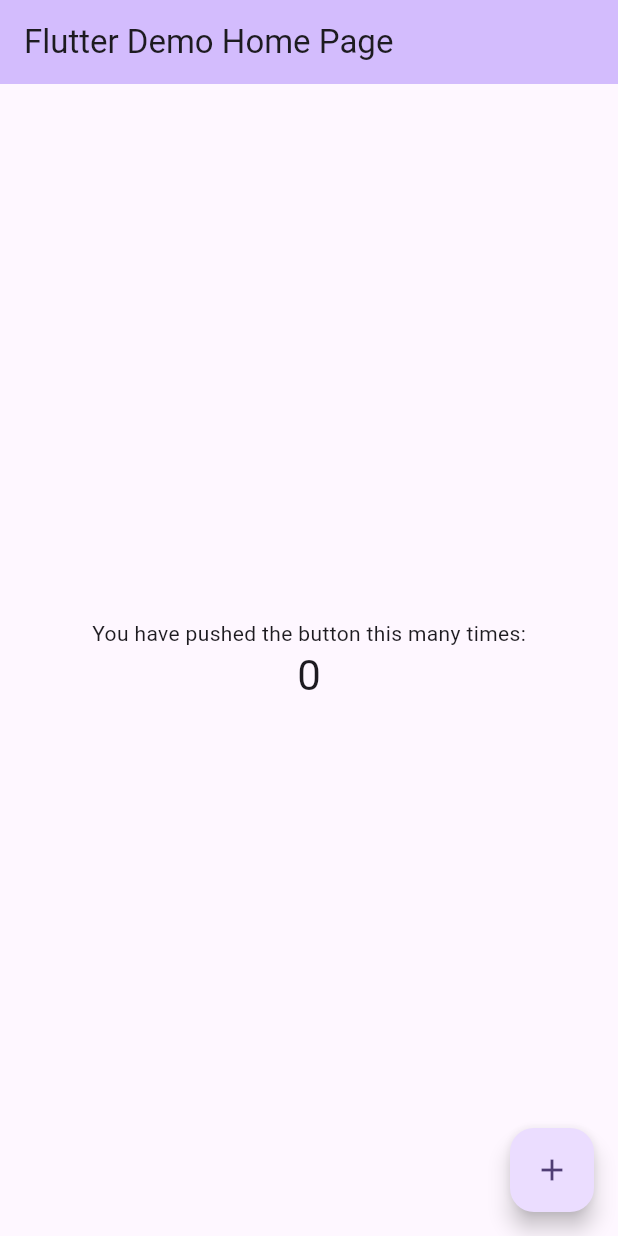
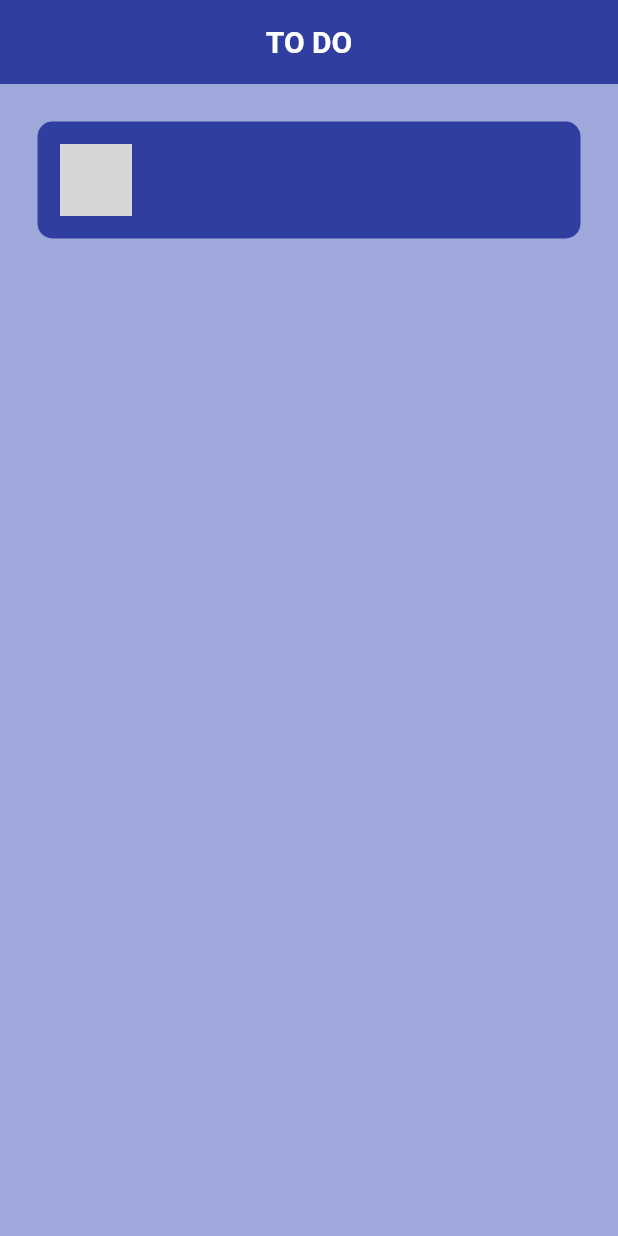
Before and after one commit to vxdll/To-Do-List, a Flutter app: the screen it shows after launch, on a phone screen of 412 x 824 dp. Run offline on Flutter 3.47's test engine with Material 3 defaults, Android fonts, the phone set to English and light mode, and no system bars; statements that could not run were skipped; grey boxes are pictures that could not be loaded.

Commit message:
First UI

```diff
--- a/lib/main.dart
+++ b/lib/main.dart
@@ -1,4 +1,5 @@
 import 'package:flutter/material.dart';
+import 'package:to_do_list/pages/home_page.dart';
 
 void main() {
   runApp(const MyApp());
@@ -7,115 +8,23 @@ void main() {
 class MyApp extends StatelessWidget {
   const MyApp({super.key});
 
-  // This widget is the root of your application.
   @override
   Widget build(BuildContext context) {
     return MaterialApp(
-      title: 'Flutter Demo',
+      debugShowCheckedModeBanner: false,
+      home: HomePage(),
+      // Задаем тему
       theme: ThemeData(
-        // This is the theme of your application.
-        //
-        // TRY THIS: Try running your application with "flutter run". You'll see
-        // the application has a purple toolbar. Then, without quitting the app,
-        // try changing the seedColor in the colorScheme below to Colors.green
-        // and then invoke "hot reload" (save your changes or press the "hot
-        // reload" button in a Flutter-supported IDE, or press "r" if you used
-        // the command line to start the app).
-        //
-        // Notice that the counter didn't reset back to zero; the application
-        // state is not lost during the reload. To reset the state, use hot
-        // restart instead.
-        //
-        // This works for code too, not just values: Most code changes can be
-        // tested with just a hot reload.
-        colorScheme: .fromSeed(seedColor: Colors.deepPurple),
-      ),
-      home: const MyHomePage(title: 'Flutter Demo Home Page'),
-    );
-  }
-}
-
-class MyHomePage extends StatefulWidget {
-  const MyHomePage({super.key, required this.title});
-
-  // This widget is the home page of your application. It is stateful, meaning
-  // that it has a State object (defined below) that contains fields that affect
-  // how it looks.
-
-  // This class is the configuration for the state. It holds the values (in this
-  // case the title) provided by the parent (in this case the App widget) and
-  // used by the build method of the State. Fields in a Widget subclass are
-  // always marked "final".
-
-  final String title;
-
-  @override
-  State<MyHomePage> createState() => _MyHomePageState();
-}
-
-class _MyHomePageState extends State<MyHomePage> {
-  int _counter = 0;
-
-  void _incrementCounter() {
-    setState(() {
-      // This call to setState tells the Flutter framework that something has
-      // changed in this State, which causes it to rerun the build method below
-      // so that the display can reflect the updated values. If we changed
-      // _counter without calling setState(), then the build method would not be
-      // called again, and so nothing would appear to happen.
-      _counter++;
-    });
-  }
-
-  @override
-  Widget build(BuildContext context) {
-    // This method is rerun every time setState is called, for instance as done
-    // by the _incrementCounter method above.
-    //
-    // The Flutter framework has been optimized to make rerunning build methods
-    // fast, so that you can just rebuild anything that needs updating rather
-    // than having to individually change instances of widgets.
-    return Scaffold(
-      appBar: AppBar(
-        // TRY THIS: Try changing the color here to a specific color (to
-        // Colors.amber, perhaps?) and trigger a hot reload to see the AppBar
-        // change color while the other colors stay the same.
-        backgroundColor: Theme.of(context).colorScheme.inversePrimary,
-        // Here we take the value from the MyHomePage object that was created by
-        // the App.build method, and use it to set our appbar title.
-        title: Text(widget.title),
-      ),
-      body: Center(
-        // Center is a layout widget. It takes a single child and positions it
-        // in the middle of the parent.
-        child: Column(
-          // Column is also a layout widget. It takes a list of children and
-          // arranges them vertically. By default, it sizes itself to fit its
-          // children horizontally, and tries to be as tall as its parent.
-          //
-          // Column has various properties to control how it sizes itself and
-          // how it positions its children. Here we use mainAxisAlignment to
-          // center the children vertically; the main axis here is the vertical
-          // axis because Columns are vertical (the cross axis would be
-          // horizontal).
-          //
-          // TRY THIS: Invoke "debug painting" (choose the "Toggle Debug Paint"
-          // action in the IDE, or press "p" in the console), to see the
-          // wireframe for each widget.
-          mainAxisAlignment: .center,
-          children: [
-            const Text('You have pushed the button this many times:'),
-            Text(
-              '$_counter',
-              style: Theme.of(context).textTheme.headlineMedium,
-            ),
-          ],
+        // Задаем тему для всех баннеров
+        appBarTheme: AppBarTheme(
+          backgroundColor: Colors.indigo[700],
+          // Стилизация заголовков
+          titleTextStyle: TextStyle(
+            color: Colors.white,
+            fontSize: 20,
+            fontWeight: FontWeight.bold,
+          ),
         ),
-      ),
-      floatingActionButton: FloatingActionButton(
-        onPressed: _incrementCounter,
-        tooltip: 'Increment',
-        child: const Icon(Icons.add),
       ),
     );
   }
--- /dev/null
+++ b/lib/pages/home_page.dart
@@ -0,0 +1,20 @@
+import 'package:flutter/material.dart';
+import 'package:to_do_list/util/todo_tile.dart';
+
+class HomePage extends StatefulWidget {
+  const HomePage({super.key});
+
+  @override
+  State<HomePage> createState() => _HomePageState();
+}
+
+class _HomePageState extends State<HomePage> {
+  @override
+  Widget build(BuildContext context) {
+    return Scaffold(
+      backgroundColor: Colors.indigo[200],
+      appBar: AppBar(title: Center(child: Text("TO DO"))),
+      body: ListView(children: [ToDoTile()]),
+    );
+  }
+}
--- /dev/null
+++ b/lib/util/todo_tile.dart
@@ -0,0 +1,31 @@
+import 'package:flutter/material.dart';
+
+class ToDoTile extends StatelessWidget {
+  const ToDoTile({super.key});
+
+  @override
+  Widget build(BuildContext context) {
+    return Padding(
+      // Внешние отступы
+      padding: const EdgeInsets.all(25.0),
+      child: Container(
+        // Отступы внитри
+        padding: EdgeInsets.all(15),
+        child: Row(
+          children: [
+            // Checkbox
+            Checkbox(value: value, onChanged: onChanged)
+
+            //Наименование задачи
+            Text("Создай обзор", style: TextStyle(color: Colors.white)),
+          ],
+        ),
+        // Стилизация контейнера
+        decoration: BoxDecoration(
+          color: Colors.indigo[700],
+          borderRadius: BorderRadius.circular(10),
+        ),
+      ),
+    );
+  }
+}
```
